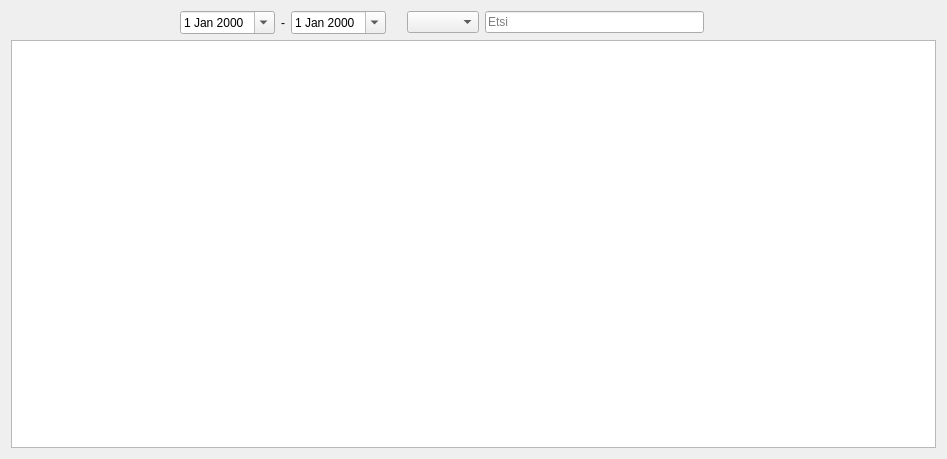
Before: the Qt Designer form kitupiikki/selaus/selauswg.ui in artoh/kitupiikki, drawn with Qt 5.
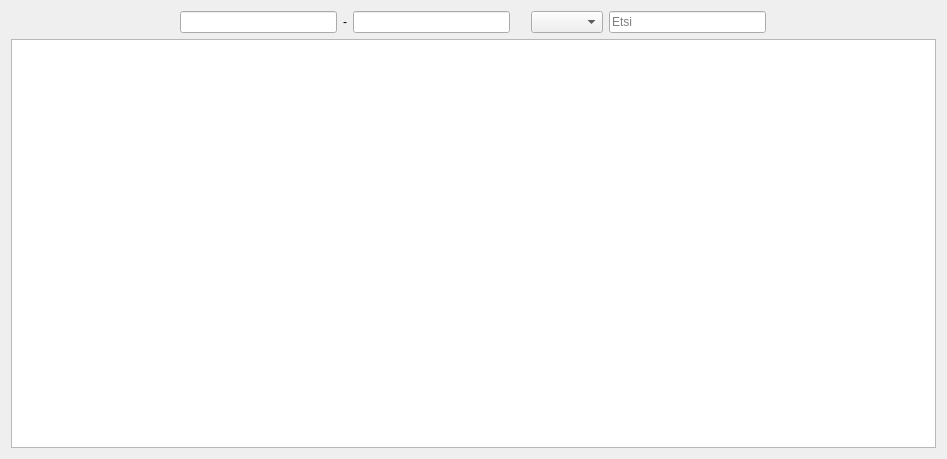
After: the same form once the commit is applied. Custom widgets are drawn as their Qt base class.

```diff
--- a/kitupiikki/selaus/selauswg.ui
+++ b/kitupiikki/selaus/selauswg.ui
@@ -36,11 +36,7 @@
       </spacer>
      </item>
      <item>
-      <widget class="QDateEdit" name="alkuEdit">
-       <property name="calendarPopup">
-        <bool>true</bool>
-       </property>
-      </widget>
+      <widget class="KpDateEdit" name="alkuEdit"/>
      </item>
      <item>
       <widget class="QLabel" name="label">
@@ -50,11 +46,7 @@
       </widget>
      </item>
      <item>
-      <widget class="QDateEdit" name="loppuEdit">
-       <property name="calendarPopup">
-        <bool>true</bool>
-       </property>
-      </widget>
+      <widget class="KpDateEdit" name="loppuEdit"/>
      </item>
      <item>
       <spacer name="horizontalSpacer_3">
@@ -132,6 +124,11 @@
    <header>QTabBar</header>
    <container>1</container>
   </customwidget>
+  <customwidget>
+   <class>KpDateEdit</class>
+   <extends>QLineEdit</extends>
+   <header location="global">tools/kpdateedit.h</header>
+  </customwidget>
  </customwidgets>
  <resources/>
  <connections/>
```
